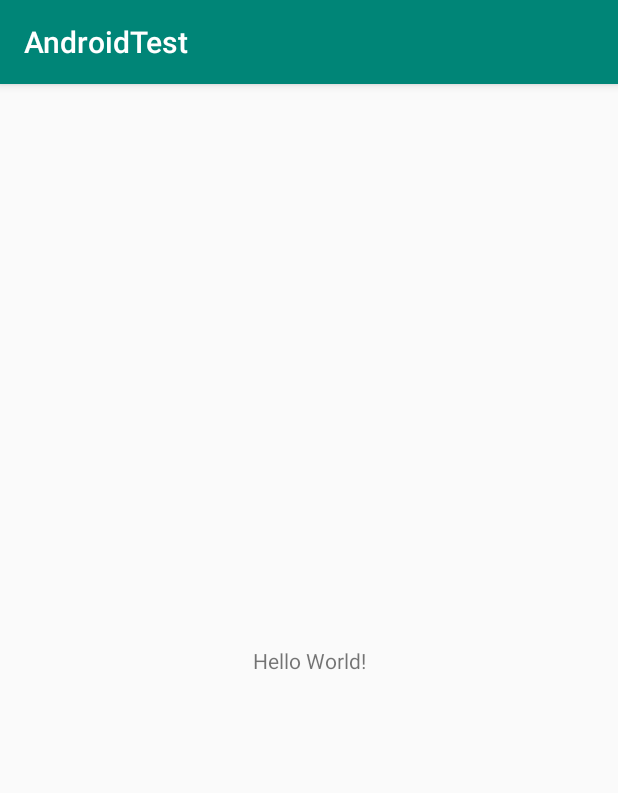
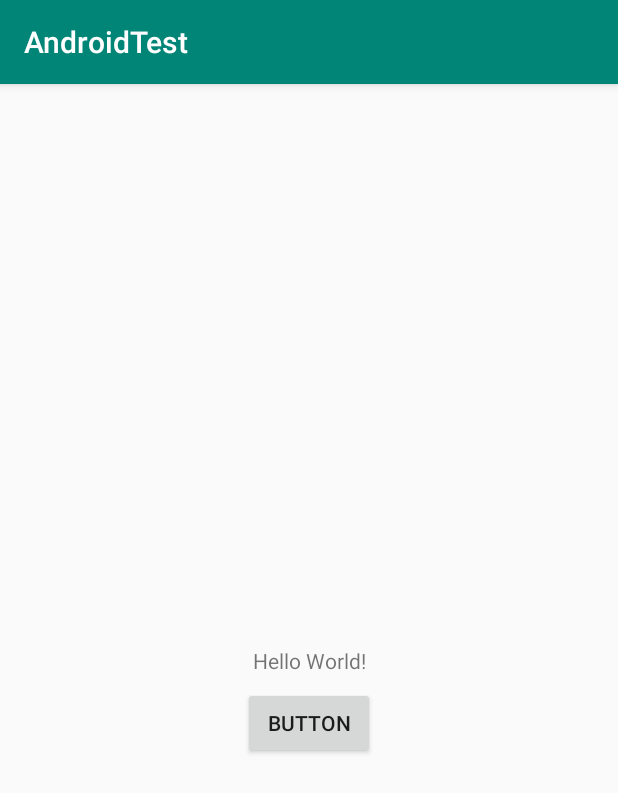
Before and after one commit to BilalHassan12/AndroidTest, an Android app: the screen it shows after launch (MainActivity), on a phone screen of 412 x 824 dp. Shown: the top 793 px of the screen. Run offline under Robolectric (Android 15) with nearby library versions, the phone set to English and light mode, and no system bars.

Commit message:
Button Added

```diff
--- a/app/src/main/res/layout/activity_main.xml
+++ b/app/src/main/res/layout/activity_main.xml
@@ -7,6 +7,7 @@
     tools:context=".MainActivity">
 
     <TextView
+        android:id="@+id/textView"
         android:layout_width="wrap_content"
         android:layout_height="wrap_content"
         android:text="Hello World!"
@@ -15,4 +16,15 @@
         app:layout_constraintRight_toRightOf="parent"
         app:layout_constraintTop_toTopOf="parent" />
 
+    <Button
+        android:id="@+id/button"
+        android:layout_width="wrap_content"
+        android:layout_height="wrap_content"
+        android:layout_marginTop="8dp"
+        android:text="Button"
+        app:layout_constraintEnd_toEndOf="parent"
+        app:layout_constraintHorizontal_bias="0.5"
+        app:layout_constraintStart_toStartOf="parent"
+        app:layout_constraintTop_toBottomOf="@+id/textView" />
+
 </android.support.constraint.ConstraintLayout>
```
